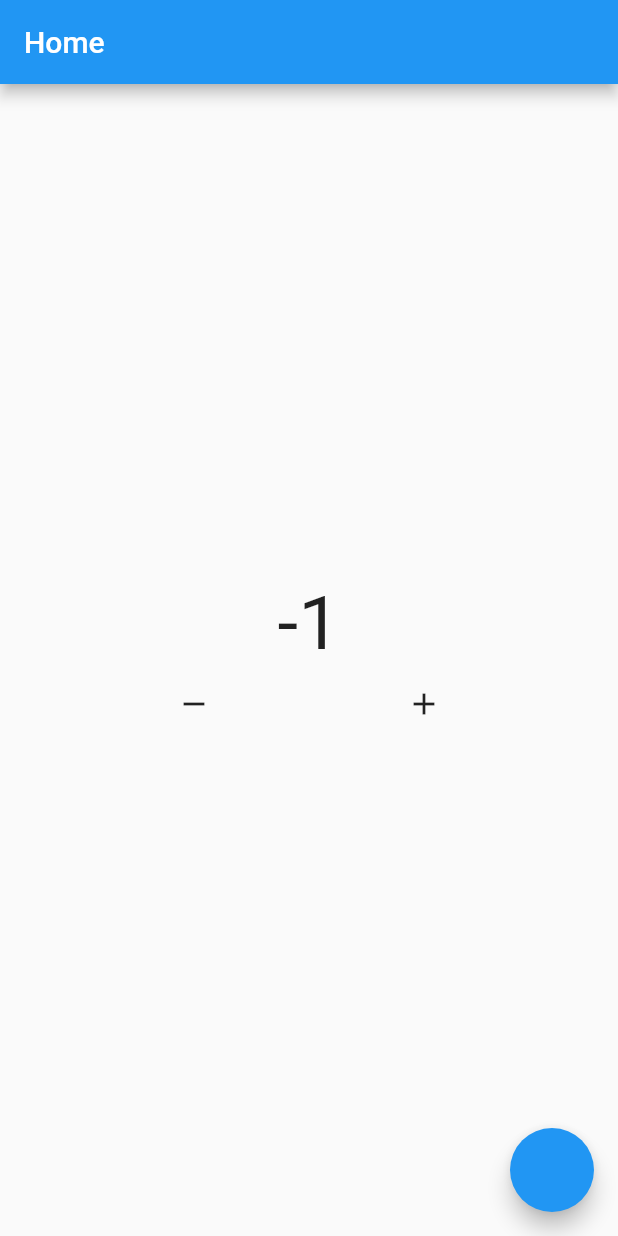
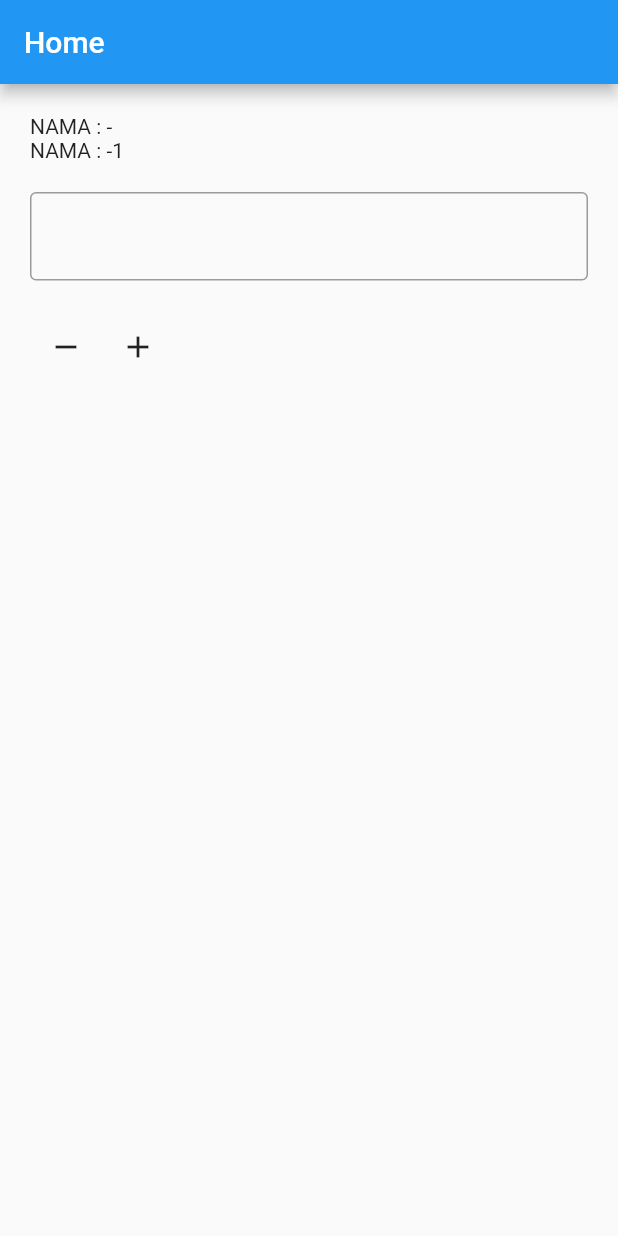
Before and after one commit to hnslmp/learn-bloc, a Flutter app: the screen it shows after launch, after a tap on the "remove" icon, on a phone screen of 412 x 824 dp. Run offline on Flutter 3.47's test engine with Material 2 defaults, Android fonts, the phone set to English and light mode, and no system bars; our stand-ins replace bloc, flutter_bloc.

Commit message:
Learn bloc selector

```diff
--- a/lib/bloc/counter.dart
+++ /dev/null
@@ -1,8 +0,0 @@
-import 'package:bloc/bloc.dart';
-
-class CounterBloc extends Cubit<int> {
-  CounterBloc() : super(0);
-
-  void add() => emit(state + 1);
-  void remove() => emit(state - 1);
-}
--- a/lib/bloc/theme.dart
+++ /dev/null
@@ -1,7 +0,0 @@
-import 'package:bloc/bloc.dart';
-
-class ThemeBloc extends Cubit<bool> {
-  ThemeBloc() : super(true);
-
-  void changeTheme() => emit(!state);
-}
--- /dev/null
+++ b/lib/bloc/user_bloc.dart
@@ -0,0 +1,19 @@
+import 'package:bloc/bloc.dart';
+
+class UserBloc extends Cubit<Map<String, dynamic>> {
+  UserBloc() : super({"name": "-", "age": 0});
+
+  void changeName(String newName) {
+    emit({
+      "name": newName,
+      "age": state["age"],
+    });
+  }
+
+  void changeAge(int newAge) {
+    emit({
+      "name": state["name"],
+      "age": newAge,
+    });
+  }
+}
--- a/lib/main.dart
+++ b/lib/main.dart
@@ -1,47 +1,22 @@
-import 'dart:developer';
+import 'package:flutter/material.dart';
+import 'package:flutter_bloc/flutter_bloc.dart';
+import 'package:learn_bloc/bloc/user_bloc.dart';
+import 'package:learn_bloc/pages/home.dart';
 
-import 'package:flutter/material.dart';
-import 'package:learn_bloc/bloc/counter.dart';
-import 'package:learn_bloc/bloc/theme.dart';
-import 'package:learn_bloc/pages/app.dart';
-import 'package:learn_bloc/pages/home.dart';
-import 'package:flutter_bloc/flutter_bloc.dart';
-
-void main(List<String> args) {
+void main() {
   runApp(MyApp());
 }
 
 class MyApp extends StatelessWidget {
-  MyApp({super.key});
-
-  final ThemeBloc themeBloc = ThemeBloc();
+  const MyApp({super.key});
 
   @override
   Widget build(BuildContext context) {
-    return MultiBlocProvider(providers: [
-      BlocProvider(
-        create: (context) => CounterBloc(),
+    return MaterialApp(
+      home: BlocProvider(
+        create: (context) => UserBloc(),
+        child: HomePage(),
       ),
-      BlocProvider(
-        create: (context) => ThemeBloc(),
-      )
-    ], child: App());
-
-    // Ide awal nya begini tapi kurang rapih, bisa pake multi bloc provider
-    // return BlocProvider(
-    //   create: (context) => themeBloc,
-    //   child: BlocBuilder<ThemeBloc, bool>(
-    //     bloc: themeBloc,
-    //     builder: (context, state) {
-    //       return MaterialApp(
-    //         theme: state == true ? ThemeData.light() : ThemeData.dark(),
-    //         home: BlocProvider(
-    //           create: (context) => CounterBloc(),
-    //           child: HomePage(),
-    //         ),
-    //       );
-    //     },
-    //   ),
-    // );
+    );
   }
 }
--- a/lib/pages/app.dart
+++ /dev/null
@@ -1,20 +0,0 @@
-import 'package:flutter/material.dart';
-import 'package:flutter_bloc/flutter_bloc.dart';
-import 'package:learn_bloc/bloc/theme.dart';
-import 'package:learn_bloc/pages/home.dart';
-
-class App extends StatelessWidget {
-  const App({super.key});
-
-  @override
-  Widget build(BuildContext context) {
-    return BlocBuilder<ThemeBloc, bool>(
-      builder: (context, state) {
-        return MaterialApp(
-          theme: state == true ? ThemeData.light() : ThemeData.dark(),
-          home: HomePage(),
-        );
-      },
-    );
-  }
-}
--- a/lib/pages/home.dart
+++ b/lib/pages/home.dart
@@ -1,116 +1,77 @@
 import 'package:flutter/material.dart';
+import 'package:learn_bloc/bloc/user_bloc.dart';
 import 'package:flutter_bloc/flutter_bloc.dart';
-import 'package:learn_bloc/bloc/counter.dart';
-import 'package:learn_bloc/bloc/theme.dart';
 
 class HomePage extends StatelessWidget {
   const HomePage({super.key});
 
   @override
   Widget build(BuildContext context) {
-    CounterBloc blocCounter = context.read<CounterBloc>();
-    ThemeBloc blocTheme = context.read<ThemeBloc>();
+    UserBloc blocUser = context.read<UserBloc>();
 
     return Scaffold(
       appBar: AppBar(
-        title: const Text("Home"),
+        title: Text("Home"),
       ),
-      floatingActionButton: FloatingActionButton(
-        onPressed: () {
-          blocTheme.changeTheme();
-        },
-      ),
-      body: Center(
-          child: Column(
-        mainAxisSize: MainAxisSize.min,
+      body: ListView(
+        padding: const EdgeInsets.all(20),
         children: [
-          MultiBlocListener(
-            listeners: [
-              BlocListener<ThemeBloc, bool>(
-                listener: (context, state) {
-                  ScaffoldMessenger.of(context).showSnackBar(SnackBar(
-                    content: Text("TEMA GELAP AKTIF"),
-                    duration: Duration(milliseconds: 200),
-                  ));
-                },
-                listenWhen: (previous, current) {
-                  return !current;
-                },
-              ),
-              BlocListener<CounterBloc, int>(
-                listener: (context, state) {
-                  ScaffoldMessenger.of(context).showSnackBar(SnackBar(
-                    content: Text("Diatas 10 yaitu $state"),
-                    duration: Duration(milliseconds: 200),
-                  ));
-                },
-                listenWhen: (previous, current) {
-                  return current > 10;
-                },
-              ),
-            ],
-            child: BlocBuilder<CounterBloc, int>(
-              bloc: blocCounter,
-              builder: (context, state) {
-                return Text(
-                  "$state",
-                  style: TextStyle(fontSize: 50),
-                );
-              },
+          BlocSelector<UserBloc, Map<String, dynamic>, String>(
+            selector: (state) => state['name'],
+            builder: (context, state) {
+              return Text("NAMA : $state");
+            },
+          ),
+          BlocSelector<UserBloc, Map<String, dynamic>, int>(
+            selector: (state) => state['age'],
+            builder: (context, state) {
+              return Text("NAMA : $state");
+            },
+          ),
+          // Code tanpa bloc selector, pakai bloc selector biar ga semuanya ke build
+          // BlocBuilder<UserBloc, Map<String, dynamic>>(
+          //   bloc: blocUser,
+          //   builder: (context, state) {
+          //     return Text("NAMA : ${state['name']}");
+          //   },
+          // ),
+          // BlocBuilder<UserBloc, Map<String, dynamic>>(
+          //   bloc: blocUser,
+          //   builder: (context, state) {
+          //     return Text("NAMA : ${state['age']}");
+          //   },
+          // ),
+
+          SizedBox(
+            height: 20,
+          ),
+          TextField(
+            onChanged: (value) => blocUser.changeName(value),
+            decoration: InputDecoration(
+              border: OutlineInputBorder(),
             ),
           ),
-
-          // Without MultiBloc Listener code
-          // BlocListener<ThemeBloc, bool>(
-          //   listener: (context, state) {
-          //     ScaffoldMessenger.of(context).showSnackBar(SnackBar(
-          //       content: Text("TEMA GELAP AKTIF"),
-          //       duration: Duration(milliseconds: 200),
-          //     ));
-          //   },
-          //   listenWhen: (previous, current) {
-          //     return !current;
-          //   },
-          //   child: BlocListener<CounterBloc, int>(
-          //     listener: (context, state) {
-          //       ScaffoldMessenger.of(context).showSnackBar(SnackBar(
-          //         content: Text("Diatas 10 yaitu $state"),
-          //         duration: Duration(milliseconds: 200),
-          //       ));
-          //     },
-          //     listenWhen: (previous, current) {
-          //       return current > 10;
-          //     },
-          //     child: BlocBuilder<CounterBloc, int>(
-          //       bloc: blocCounter,
-          //       builder: (context, state) {
-          //         return Text(
-          //           "$state",
-          //           style: TextStyle(fontSize: 50),
-          //         );
-          //       },
-          //     ),
-          //   ),
-          // ),
+          SizedBox(
+            height: 20,
+          ),
           Row(
-            mainAxisAlignment: MainAxisAlignment.spaceEvenly,
             children: [
               IconButton(
                 onPressed: () {
-                  blocCounter.remove();
+                  blocUser.changeAge(blocUser.state["age"] - 1);
                 },
                 icon: Icon(Icons.remove),
               ),
               IconButton(
                 onPressed: () {
-                  blocCounter.add();
+                  blocUser.changeAge(blocUser.state["age"] + 1);
                 },
                 icon: Icon(Icons.add),
               )
             ],
           )
         ],
-      )),
+      ),
     );
   }
 }
```
